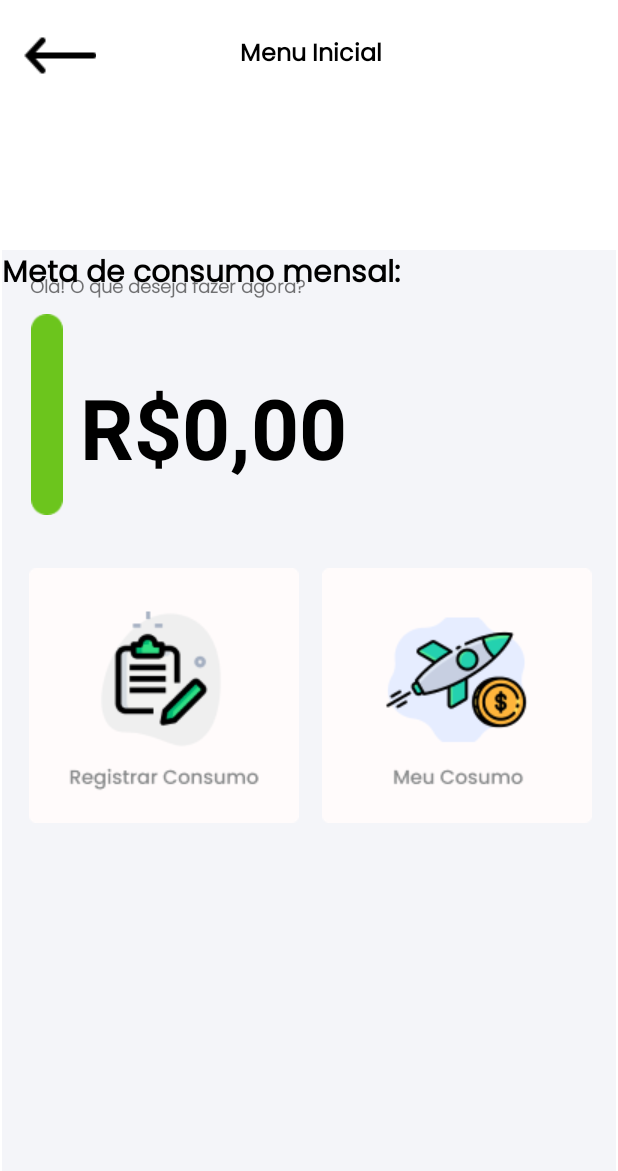
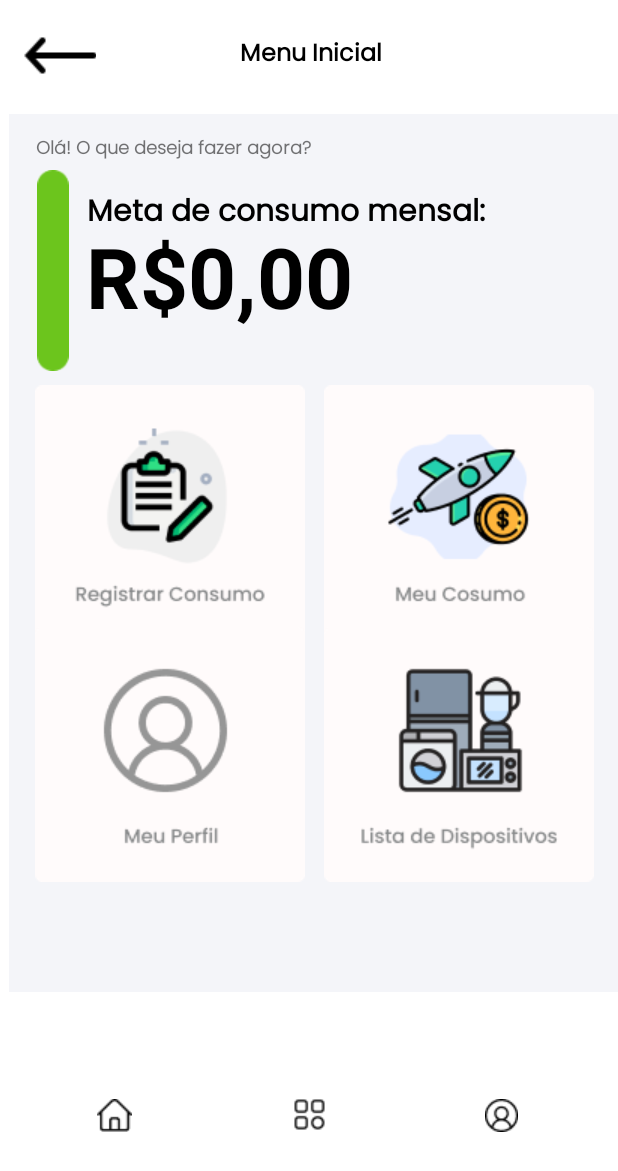
Before and after one commit to jvs4nt/EcoLight, an Android app: the HomeActivity screen opened directly, with no data from a screen before it, on a phone screen of 412 x 824 dp. Shown: the top 1171 px of the screen. Run offline under Robolectric (Android 15) with nearby library versions, the phone set to English and light mode, and no system bars.

Commit message:
navbar e outros componentes da home

```diff
--- a/app/src/main/java/org/ecolight/HomeActivity.kt
+++ b/app/src/main/java/org/ecolight/HomeActivity.kt
@@ -1,12 +1,15 @@
 package org.ecolight
 
+import android.content.Intent
 import android.os.Bundle
+import android.widget.ImageButton
 import androidx.activity.enableEdgeToEdge
 import androidx.appcompat.app.AppCompatActivity
 import androidx.core.view.ViewCompat
 import androidx.core.view.WindowInsetsCompat
 
 class HomeActivity : AppCompatActivity() {
+    private lateinit var goBackMenuButton: ImageButton
     override fun onCreate(savedInstanceState: Bundle?) {
         super.onCreate(savedInstanceState)
         enableEdgeToEdge()
@@ -16,5 +19,12 @@ class HomeActivity : AppCompatActivity() {
             v.setPadding(systemBars.left, systemBars.top, systemBars.right, systemBars.bottom)
             insets
         }
+
+        goBackMenuButton = findViewById(R.id.goBackMenuButton)
+
+        goBackMenuButton.setOnClickListener {
+            val intent = Intent(this, LoginActivity::class.java)
+            startActivity(intent)
+        }
     }
 }
--- a/app/src/main/java/org/ecolight/LoginActivity.kt
+++ b/app/src/main/java/org/ecolight/LoginActivity.kt
@@ -13,6 +13,7 @@ import androidx.core.view.WindowInsetsCompat
 class LoginActivity : AppCompatActivity() {
     private lateinit var goBackButton: ImageButton
     private lateinit var registerTextView: TextView
+    private lateinit var  loginButton: Button
     override fun onCreate(savedInstanceState: Bundle?) {
         super.onCreate(savedInstanceState)
         enableEdgeToEdge()
@@ -25,6 +26,7 @@ class LoginActivity : AppCompatActivity() {
 
         goBackButton = findViewById(R.id.goBackButton)
         registerTextView = findViewById(R.id.registerTextView)
+        loginButton = findViewById(R.id.loginButton)
 
         goBackButton.setOnClickListener {
             val intent = Intent(this, IntroActivity::class.java)
@@ -35,5 +37,10 @@ class LoginActivity : AppCompatActivity() {
             val intent = Intent(this, RegisterActivity::class.java)
             startActivity(intent)
         }
+
+        loginButton.setOnClickListener {
+            val intent = Intent(this, HomeActivity::class.java)
+            startActivity(intent)
+        }
     }
 }
--- a/app/src/main/res/layout/activity_home.xml
+++ b/app/src/main/res/layout/activity_home.xml
@@ -34,7 +34,7 @@
             app:layout_constraintVertical_bias="0.511" />
 
         <ImageButton
-            android:id="@+id/imageButton"
+            android:id="@+id/goBackMenuButton"
             android:layout_width="48dp"
             android:layout_height="48dp"
             android:backgroundTint="@android:color/transparent"
@@ -50,16 +50,17 @@
 
     <androidx.constraintlayout.widget.ConstraintLayout
         android:id="@+id/mainLayout"
-        android:layout_width="409dp"
-        android:layout_height="657dp"
+        android:layout_width="406dp"
+        android:layout_height="585dp"
         android:layout_marginTop="4dp"
         android:background="#FFFFFF"
         android:backgroundTint="#F4F5F9"
         app:layout_constraintBottom_toBottomOf="parent"
         app:layout_constraintEnd_toEndOf="parent"
+        app:layout_constraintHorizontal_bias="1.0"
         app:layout_constraintStart_toStartOf="parent"
         app:layout_constraintTop_toBottomOf="@+id/appBar"
-        app:layout_constraintVertical_bias="1.0">
+        app:layout_constraintVertical_bias="0.0">
 
         <TextView
             android:id="@+id/textView4"
@@ -97,8 +98,12 @@
             android:textColor="@color/black"
             android:textSize="20sp"
             android:textStyle="bold"
-            tools:layout_editor_absoluteX="52dp"
-            tools:layout_editor_absoluteY="58dp"
+            app:layout_constraintBottom_toBottomOf="parent"
+            app:layout_constraintEnd_toEndOf="parent"
+            app:layout_constraintHorizontal_bias="0.371"
+            app:layout_constraintStart_toStartOf="parent"
+            app:layout_constraintTop_toTopOf="parent"
+            app:layout_constraintVertical_bias="0.091"
             tools:ignore="MissingConstraints" />
 
         <TextView
@@ -123,6 +128,7 @@
             android:layout_width="180dp"
             android:layout_height="180dp"
             android:backgroundTint="@android:color/transparent"
+            android:contentDescription="TODO"
             app:layout_constraintBottom_toBottomOf="parent"
             app:layout_constraintEnd_toEndOf="parent"
             app:layout_constraintHorizontal_bias="0.078"
@@ -136,6 +142,7 @@
             android:layout_width="180dp"
             android:layout_height="180dp"
             android:backgroundTint="@android:color/transparent"
+            android:contentDescription="TODO"
             app:layout_constraintBottom_toBottomOf="parent"
             app:layout_constraintEnd_toEndOf="parent"
             app:layout_constraintHorizontal_bias="0.93"
@@ -144,5 +151,80 @@
             app:layout_constraintVertical_bias="0.433"
             app:srcCompat="@drawable/box2" />
 
+        <ImageButton
+            android:id="@+id/imageButton4"
+            android:layout_width="180dp"
+            android:layout_height="180dp"
+            android:backgroundTint="@android:color/transparent"
+            android:contentDescription="TODO"
+            app:layout_constraintBottom_toBottomOf="parent"
+            app:layout_constraintEnd_toEndOf="parent"
+            app:layout_constraintHorizontal_bias="0.078"
+            app:layout_constraintStart_toStartOf="parent"
+            app:layout_constraintTop_toTopOf="parent"
+            app:layout_constraintVertical_bias="0.83"
+            app:srcCompat="@drawable/box3" />
+
+        <ImageButton
+            android:id="@+id/imageButton5"
+            android:layout_width="180dp"
+            android:layout_height="180dp"
+            android:backgroundTint="@android:color/transparent"
+            android:contentDescription="TODO"
+            app:layout_constraintBottom_toBottomOf="parent"
+            app:layout_constraintEnd_toEndOf="parent"
+            app:layout_constraintHorizontal_bias="0.93"
+            app:layout_constraintStart_toStartOf="parent"
+            app:layout_constraintTop_toTopOf="parent"
+            app:layout_constraintVertical_bias="0.83"
+            app:srcCompat="@drawable/box4" />
+
+    </androidx.constraintlayout.widget.ConstraintLayout>
+
+    <androidx.constraintlayout.widget.ConstraintLayout
+        android:id="@+id/navBar"
+        android:layout_width="407dp"
+        android:layout_height="75dp"
+        app:layout_constraintBottom_toBottomOf="parent"
+        app:layout_constraintEnd_toEndOf="parent"
+        app:layout_constraintStart_toStartOf="parent"
+        app:layout_constraintTop_toBottomOf="@+id/mainLayout">
+
+        <ImageButton
+            android:id="@+id/homeButton"
+            android:layout_width="wrap_content"
+            android:layout_height="wrap_content"
+            android:backgroundTint="@android:color/transparent"
+            app:layout_constraintBottom_toBottomOf="parent"
+            app:layout_constraintEnd_toEndOf="parent"
+            app:layout_constraintHorizontal_bias="0.138"
+            app:layout_constraintStart_toStartOf="parent"
+            app:layout_constraintTop_toTopOf="parent"
+            app:layout_constraintVertical_bias="0.529"
+            app:srcCompat="@drawable/house" />
+
+        <ImageButton
+            android:id="@+id/menuButton"
+            android:layout_width="wrap_content"
+            android:layout_height="wrap_content"
+            android:backgroundTint="@android:color/transparent"
+            app:layout_constraintBottom_toBottomOf="parent"
+            app:layout_constraintEnd_toEndOf="parent"
+            app:layout_constraintStart_toStartOf="parent"
+            app:layout_constraintTop_toTopOf="parent"
+            app:srcCompat="@drawable/menu" />
+
+        <ImageButton
+            android:id="@+id/profileButton"
+            android:layout_width="wrap_content"
+            android:layout_height="wrap_content"
+            android:backgroundTint="@android:color/transparent"
+            app:layout_constraintBottom_toBottomOf="parent"
+            app:layout_constraintEnd_toEndOf="parent"
+            app:layout_constraintHorizontal_bias="0.855"
+            app:layout_constraintStart_toStartOf="parent"
+            app:layout_constraintTop_toTopOf="parent"
+            app:layout_constraintVertical_bias="0.529"
+            app:srcCompat="@drawable/user" />
     </androidx.constraintlayout.widget.ConstraintLayout>
 </androidx.constraintlayout.widget.ConstraintLayout>
--- a/app/src/main/res/layout/activity_login.xml
+++ b/app/src/main/res/layout/activity_login.xml
@@ -10,7 +10,7 @@
     tools:context=".LoginActivity">
 
     <Button
-        android:id="@+id/button2"
+        android:id="@+id/loginButton"
         android:layout_width="381dp"
         android:layout_height="68dp"
         android:backgroundTint="#6CC51D"
```
Also changed, not shown: app/src/main/res/drawable/box3.png (added), app/src/main/res/drawable/box4.png (added), app/src/main/res/drawable/house.png (added), app/src/main/res/drawable/menu.png (added), app/src/main/res/drawable/user.png (added).
